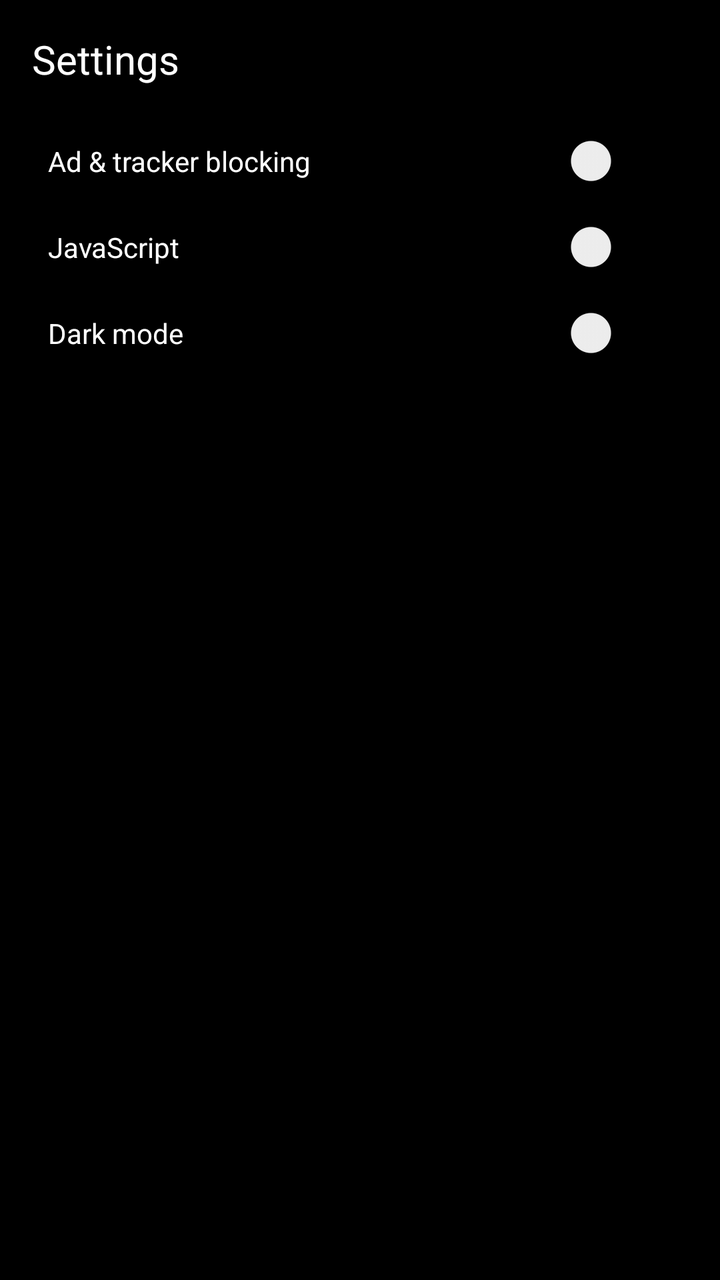
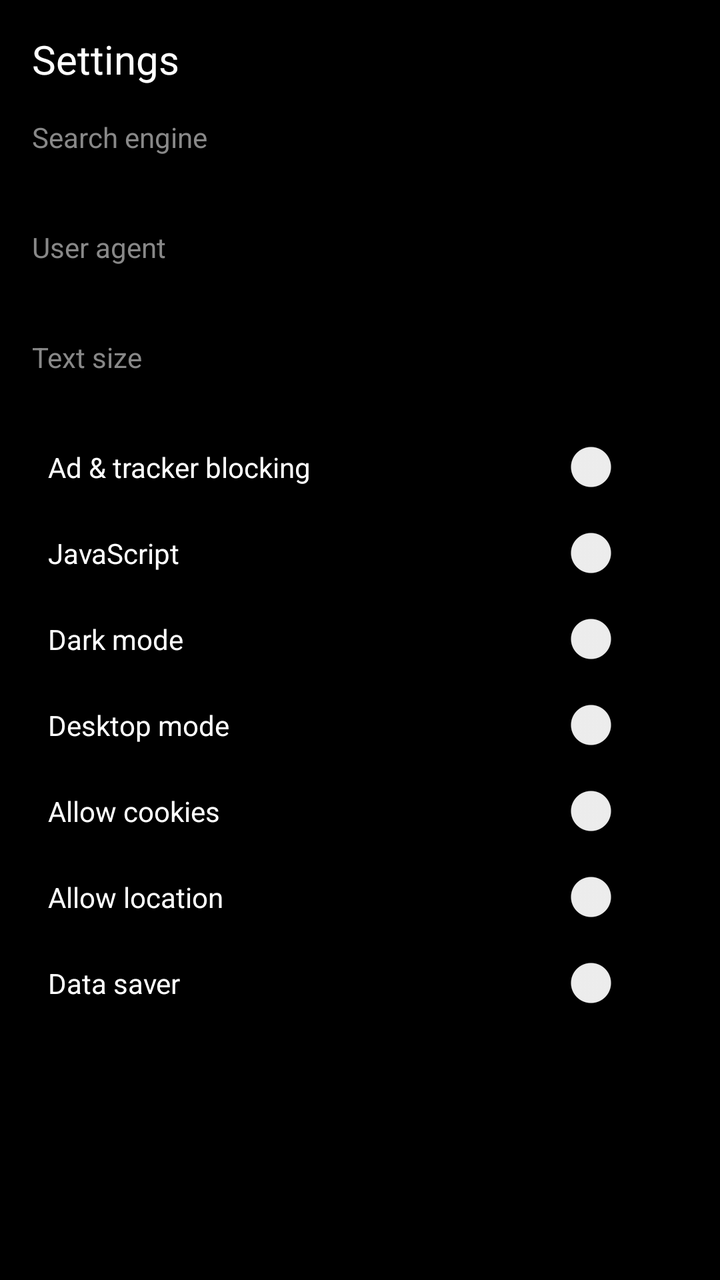

Two renders of the same Android screen: before a commit and after it. Below are the layout's source before the change and the commit's diff.
<!-- AndroidManifest.xml: application theme Theme.AppCompat.Light.NoActionBar -->
<!-- res/layout/activity_settings.xml -->
<?xml version="1.0" encoding="utf-8"?>
<LinearLayout xmlns:android="http://schemas.android.com/apk/res/android"
    android:layout_width="match_parent"
    android:layout_height="match_parent"
    android:orientation="vertical"
    android:padding="16dp"
    android:background="#000000">

    <TextView android:layout_width="wrap_content" android:layout_height="wrap_content"
        android:text="Settings" android:textColor="#ffffff" android:textSize="20sp" android:paddingBottom="16dp"/>

    <LinearLayout android:layout_width="match_parent" android:layout_height="wrap_content" android:orientation="horizontal" android:padding="8dp">
        <TextView android:layout_width="0dp" android:layout_height="wrap_content" android:layout_weight="1" android:text="Ad &amp; tracker blocking" android:textColor="#ffffff"/>
        <Switch android:id="@+id/switchAdblock" android:layout_width="wrap_content" android:layout_height="wrap_content"/>
    </LinearLayout>

    <LinearLayout android:layout_width="match_parent" android:layout_height="wrap_content" android:orientation="horizontal" android:padding="8dp">
        <TextView android:layout_width="0dp" android:layout_height="wrap_content" android:layout_weight="1" android:text="JavaScript" android:textColor="#ffffff"/>
        <Switch android:id="@+id/switchJs" android:layout_width="wrap_content" android:layout_height="wrap_content"/>
    </LinearLayout>

    <LinearLayout android:layout_width="match_parent" android:layout_height="wrap_content" android:orientation="horizontal" android:padding="8dp">
        <TextView android:layout_width="0dp" android:layout_height="wrap_content" android:layout_weight="1" android:text="Dark mode" android:textColor="#ffffff"/>
        <Switch android:id="@+id/switchNight" android:layout_width="wrap_content" android:layout_height="wrap_content"/>
    </LinearLayout>
</LinearLayout>
<!-- resources referenced by this layout -->
<resources>

</resources>

<!-- the commit's change to res/layout/activity_settings.xml (unified diff, before → after) -->
@@ -1,26 +1,59 @@
 <?xml version="1.0" encoding="utf-8"?>
-<LinearLayout xmlns:android="http://schemas.android.com/apk/res/android"
+<ScrollView xmlns:android="http://schemas.android.com/apk/res/android"
     android:layout_width="match_parent"
     android:layout_height="match_parent"
-    android:orientation="vertical"
-    android:padding="16dp"
     android:background="#000000">
+    <LinearLayout
+        android:layout_width="match_parent"
+        android:layout_height="wrap_content"
+        android:orientation="vertical"
+        android:padding="16dp">
 
-    <TextView android:layout_width="wrap_content" android:layout_height="wrap_content"
-        android:text="Settings" android:textColor="#ffffff" android:textSize="20sp" android:paddingBottom="16dp"/>
+        <TextView android:layout_width="wrap_content" android:layout_height="wrap_content"
+            android:text="Settings" android:textColor="#ffffff" android:textSize="20sp" android:paddingBottom="16dp"/>
 
-    <LinearLayout android:layout_width="match_parent" android:layout_height="wrap_content" android:orientation="horizontal" android:padding="8dp">
-        <TextView android:layout_width="0dp" android:layout_height="wrap_content" android:layout_weight="1" android:text="Ad &amp; tracker blocking" android:textColor="#ffffff"/>
-        <Switch android:id="@+id/switchAdblock" android:layout_width="wrap_content" android:layout_height="wrap_content"/>
+        <TextView android:text="Search engine" android:textColor="#888888" android:layout_width="wrap_content" android:layout_height="wrap_content"/>
+        <Spinner android:id="@+id/spinnerSearch" android:layout_width="match_parent" android:layout_height="wrap_content" android:padding="8dp"/>
+
+        <TextView android:text="User agent" android:textColor="#888888" android:layout_width="wrap_content" android:layout_height="wrap_content" android:paddingTop="12dp"/>
+        <Spinner android:id="@+id/spinnerUA" android:layout_width="match_parent" android:layout_height="wrap_content" android:padding="8dp"/>
+
+        <TextView android:text="Text size" android:textColor="#888888" android:layout_width="wrap_content" android:layout_height="wrap_content" android:paddingTop="12dp"/>
+        <Spinner android:id="@+id/spinnerText" android:layout_width="match_parent" android:layout_height="wrap_content" android:padding="8dp"/>
+
+        <LinearLayout android:layout_width="match_parent" android:layout_height="wrap_content" android:orientation="horizontal" android:padding="8dp">
+            <TextView android:layout_width="0dp" android:layout_height="wrap_content" android:layout_weight="1" android:text="Ad &amp; tracker blocking" android:textColor="#ffffff"/>
+            <Switch android:id="@+id/switchAdblock" android:layout_width="wrap_content" android:layout_height="wrap_content"/>
+        </LinearLayout>
+
+        <LinearLayout android:layout_width="match_parent" android:layout_height="wrap_content" android:orientation="horizontal" android:padding="8dp">
+            <TextView android:layout_width="0dp" android:layout_height="wrap_content" android:layout_weight="1" android:text="JavaScript" android:textColor="#ffffff"/>
+            <Switch android:id="@+id/switchJs" android:layout_width="wrap_content" android:layout_height="wrap_content"/>
+        </LinearLayout>
+
+        <LinearLayout android:layout_width="match_parent" android:layout_height="wrap_content" android:orientation="horizontal" android:padding="8dp">
+            <TextView android:layout_width="0dp" android:layout_height="wrap_content" android:layout_weight="1" android:text="Dark mode" android:textColor="#ffffff"/>
+            <Switch android:id="@+id/switchNight" android:layout_width="wrap_content" android:layout_height="wrap_content"/>
+        </LinearLayout>
+
+        <LinearLayout android:layout_width="match_parent" android:layout_height="wrap_content" android:orientation="horizontal" android:padding="8dp">
+            <TextView android:layout_width="0dp" android:layout_height="wrap_content" android:layout_weight="1" android:text="Desktop mode" android:textColor="#ffffff"/>
+            <Switch android:id="@+id/switchDesktop" android:layout_width="wrap_content" android:layout_height="wrap_content"/>
+        </LinearLayout>
+
+        <LinearLayout android:layout_width="match_parent" android:layout_height="wrap_content" android:orientation="horizontal" android:padding="8dp">
+            <TextView android:layout_width="0dp" android:layout_height="wrap_content" android:layout_weight="1" android:text="Allow cookies" android:textColor="#ffffff"/>
+            <Switch android:id="@+id/switchCookies" android:layout_width="wrap_content" android:layout_height="wrap_content"/>
+        </LinearLayout>
+
+        <LinearLayout android:layout_width="match_parent" android:layout_height="wrap_content" android:orientation="horizontal" android:padding="8dp">
+            <TextView android:layout_width="0dp" android:layout_height="wrap_content" android:layout_weight="1" android:text="Allow location" android:textColor="#ffffff"/>
+            <Switch android:id="@+id/switchLocation" android:layout_width="wrap_content" android:layout_height="wrap_content"/>
+        </LinearLayout>
+
+        <LinearLayout android:layout_width="match_parent" android:layout_height="wrap_content" android:orientation="horizontal" android:padding="8dp">
+            <TextView android:layout_width="0dp" android:layout_height="wrap_content" android:layout_weight="1" android:text="Data saver" android:textColor="#ffffff"/>
+            <Switch android:id="@+id/switchDataSaver" android:layout_width="wrap_content" android:layout_height="wrap_content"/>
+        </LinearLayout>
     </LinearLayout>
-
-    <LinearLayout android:layout_width="match_parent" android:layout_height="wrap_content" android:orientation="horizontal" android:padding="8dp">
-        <TextView android:layout_width="0dp" android:layout_height="wrap_content" android:layout_weight="1" android:text="JavaScript" android:textColor="#ffffff"/>
-        <Switch android:id="@+id/switchJs" android:layout_width="wrap_content" android:layout_height="wrap_content"/>
-    </LinearLayout>
-
-    <LinearLayout android:layout_width="match_parent" android:layout_height="wrap_content" android:orientation="horizontal" android:padding="8dp">
-        <TextView android:layout_width="0dp" android:layout_height="wrap_content" android:layout_weight="1" android:text="Dark mode" android:textColor="#ffffff"/>
-        <Switch android:id="@+id/switchNight" android:layout_width="wrap_content" android:layout_height="wrap_content"/>
-    </LinearLayout>
-</LinearLayout>
+</ScrollView>
